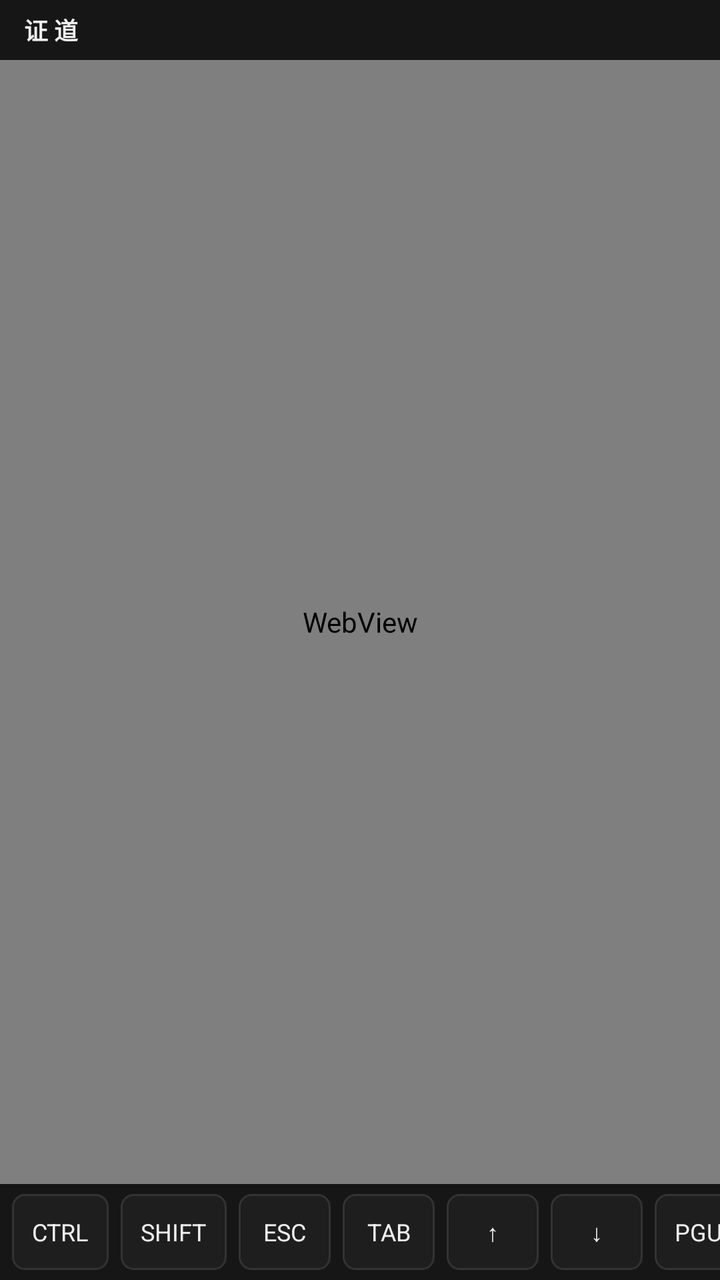
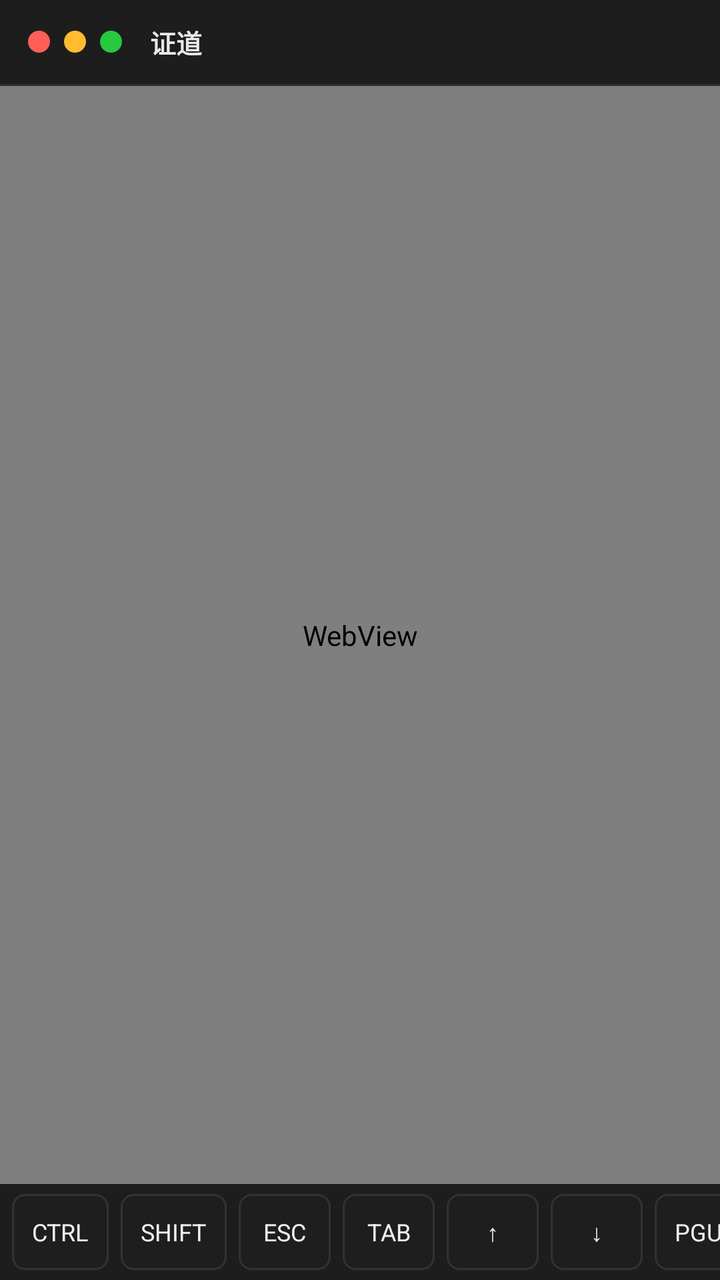

Compare the two renders of this Android layout. The source of the first and the diff that turns it into the second are given below.
<!-- AndroidManifest.xml: activity theme Theme.Zhengdao -->
<!-- res/layout/activity_main.xml -->
<?xml version="1.0" encoding="utf-8"?>
<LinearLayout xmlns:android="http://schemas.android.com/apk/res/android"
    android:layout_width="match_parent"
    android:layout_height="match_parent"
    android:orientation="vertical"
    android:background="@android:color/black">

    <TextView
        android:id="@+id/status_bar"
        android:layout_width="match_parent"
        android:layout_height="30dp"
        android:background="#FF161616"
        android:gravity="center_vertical"
        android:paddingStart="12dp"
        android:paddingEnd="12dp"
        android:text="证 道"
        android:textColor="#FFEEEEEE"
        android:textSize="12sp"
        android:textStyle="bold" />

    <WebView
        android:id="@+id/terminal_web"
        android:layout_width="match_parent"
        android:layout_height="0dp"
        android:layout_weight="1" />

    <HorizontalScrollView
        android:id="@+id/key_bar"
        android:layout_width="match_parent"
        android:layout_height="48dp"
        android:background="#FF161616"
        android:scrollbars="none">

        <LinearLayout
            android:layout_width="wrap_content"
            android:layout_height="match_parent"
            android:orientation="horizontal"
            android:gravity="center_vertical"
            android:paddingStart="6dp"
            android:paddingEnd="6dp">

            <TextView
                android:id="@+id/key_ctrl"
                style="@style/TermKey"
                android:text="CTRL" />
            <TextView
                android:id="@+id/key_shift"
                style="@style/TermKey"
                android:text="SHIFT" />
            <TextView
                android:id="@+id/key_esc"
                style="@style/TermKey"
                android:text="ESC" />
            <TextView
                android:id="@+id/key_tab"
                style="@style/TermKey"
                android:text="TAB" />
            <TextView
                android:id="@+id/key_up"
                style="@style/TermKey"
                android:text="↑" />
            <TextView
                android:id="@+id/key_down"
                style="@style/TermKey"
                android:text="↓" />
            <TextView
                android:id="@+id/key_pgup"
                style="@style/TermKey"
                android:text="PGUP" />
            <TextView
                android:id="@+id/key_pgdn"
                style="@style/TermKey"
                android:text="PGDN" />
            <TextView
                android:id="@+id/key_pipe"
                style="@style/TermKey"
                android:text="|" />
            <TextView
                android:id="@+id/key_minus"
                style="@style/TermKey"
                android:text="-" />
            <TextView
                android:id="@+id/key_slash"
                style="@style/TermKey"
                android:text="/" />
        </LinearLayout>
    </HorizontalScrollView>
</LinearLayout>
<!-- resources referenced by this layout -->
<resources>
  <style name="TermKey">
          <item name="android:layout_width">wrap_content</item>
          <item name="android:layout_height">38dp</item>
          <item name="android:minWidth">46dp</item>
          <item name="android:gravity">center</item>
          <item name="android:layout_marginEnd">6dp</item>
          <item name="android:paddingStart">10dp</item>
          <item name="android:paddingEnd">10dp</item>
          <item name="android:background">@drawable/key_button_bg</item>
          <item name="android:textColor">#FFEEEEEE</item>
          <item name="android:textSize">12sp</item>
      </style>
  <style name="Theme.Zhengdao" parent="android:Theme.Material.Light.NoActionBar" />
  <!-- drawable key_button_bg (drawable) -->
  <?xml version="1.0" encoding="utf-8"?>
  <selector xmlns:android="http://schemas.android.com/apk/res/android">
      <item>
          <shape android:shape="rectangle">
              <solid android:color="#FF1E1E1E" />
              <corners android:radius="6dp" />
              <stroke android:width="1dp" android:color="#FF333333" />
          </shape>
      </item>
  </selector>
</resources>

<!-- the commit's change to res/layout/activity_main.xml (unified diff, before → after) -->
@@ -5,18 +5,53 @@
     android:orientation="vertical"
     android:background="@android:color/black">
 
-    <TextView
-        android:id="@+id/status_bar"
+    <LinearLayout
+        android:id="@+id/toolbar"
         android:layout_width="match_parent"
-        android:layout_height="30dp"
-        android:background="#FF161616"
+        android:layout_height="42dp"
+        android:orientation="horizontal"
+        android:background="#FF1D1D1D"
         android:gravity="center_vertical"
-        android:paddingStart="12dp"
-        android:paddingEnd="12dp"
-        android:text="证 道"
-        android:textColor="#FFEEEEEE"
-        android:textSize="12sp"
-        android:textStyle="bold" />
+        android:paddingStart="14dp"
+        android:paddingEnd="14dp">
+
+        <View
+            android:layout_width="11dp"
+            android:layout_height="11dp"
+            android:layout_marginEnd="7dp"
+            android:background="@drawable/traffic_dot"
+            android:backgroundTint="#FFFF5F57" />
+
+        <View
+            android:layout_width="11dp"
+            android:layout_height="11dp"
+            android:layout_marginEnd="7dp"
+            android:background="@drawable/traffic_dot"
+            android:backgroundTint="#FFFFBC2E" />
+
+        <View
+            android:layout_width="11dp"
+            android:layout_height="11dp"
+            android:layout_marginEnd="14dp"
+            android:background="@drawable/traffic_dot"
+            android:backgroundTint="#FF28C840" />
+
+        <TextView
+            android:id="@+id/toolbar_title"
+            android:layout_width="0dp"
+            android:layout_height="wrap_content"
+            android:layout_weight="1"
+            android:text="证道"
+            android:textColor="#FFE8E8E8"
+            android:textSize="13sp"
+            android:textStyle="bold"
+            android:singleLine="true" />
+    </LinearLayout>
+
+    <View
+        android:layout_width="match_parent"
+        android:layout_height="1dp"
+        android:background="#FF2E2E2E" />
 
     <WebView
         android:id="@+id/terminal_web"
@@ -28,7 +63,7 @@
         android:id="@+id/key_bar"
         android:layout_width="match_parent"
         android:layout_height="48dp"
-        android:background="#FF161616"
+        android:background="#FF1D1D1D"
         android:scrollbars="none">
 
         <LinearLayout
<!-- resource entries referenced after the edit -->
@@ -1,5 +1,11 @@
 <!-- resources referenced by this layout -->
 <resources>
+  <!-- drawable traffic_dot (drawable) -->
+  <?xml version="1.0" encoding="utf-8"?>
+  <shape xmlns:android="http://schemas.android.com/apk/res/android"
+      android:shape="oval">
+      <solid android:color="#FFFFFFFF" />
+  </shape>
   <style name="TermKey">
           <item name="android:layout_width">wrap_content</item>
           <item name="android:layout_height">38dp</item>
